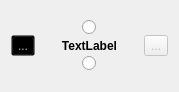
This is ui/FunctionBlock.ui in povle/pyblueprint as Qt 5 draws it before an edit. The edited form follows.
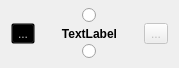
This is the edited form. Icons and pictures are not drawn. Custom widgets are drawn as their Qt base class.

```diff
--- a/ui/FunctionBlock.ui
+++ b/ui/FunctionBlock.ui
@@ -7,7 +7,7 @@
     <x>0</x>
     <y>0</y>
     <width>179</width>
-    <height>92</height>
+    <height>68</height>
    </rect>
   </property>
   <property name="sizePolicy">
@@ -20,6 +20,12 @@
    <string>Form</string>
   </property>
   <layout class="QVBoxLayout" name="verticalLayout_2">
+   <property name="topMargin">
+    <number>0</number>
+   </property>
+   <property name="bottomMargin">
+    <number>0</number>
+   </property>
    <item>
     <layout class="QVBoxLayout" name="verticalLayout">
      <property name="spacing">
```
Left out of the diff: 6 changed lines with no effect on the pictures.
